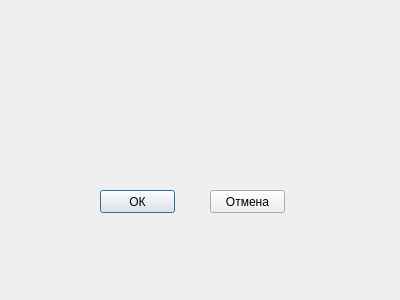
Old version of the form Source/notifywindow.ui in the repository AndreiHramyka450501/Scheduler.
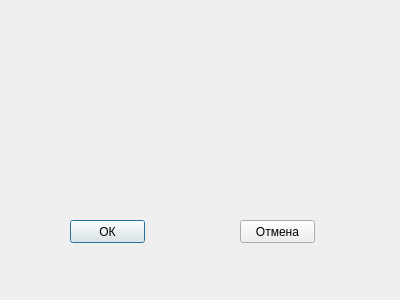
New version of the form.

The edit to the form file:
```diff
--- a/Source/notifywindow.ui
+++ b/Source/notifywindow.ui
@@ -16,8 +16,8 @@
   <widget class="QPushButton" name="pushButtonOK">
    <property name="geometry">
     <rect>
-     <x>100</x>
-     <y>190</y>
+     <x>70</x>
+     <y>220</y>
      <width>75</width>
      <height>23</height>
     </rect>
@@ -29,8 +29,8 @@
   <widget class="QPushButton" name="pushButtonCancel">
    <property name="geometry">
     <rect>
-     <x>210</x>
-     <y>190</y>
+     <x>240</x>
+     <y>220</y>
      <width>75</width>
      <height>23</height>
     </rect>
```
